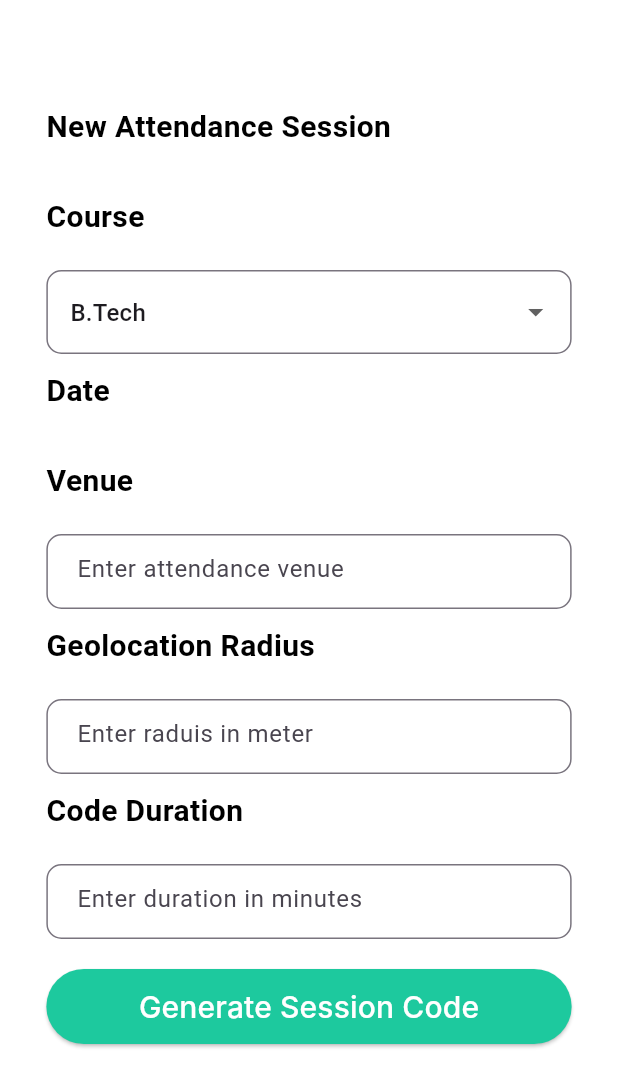
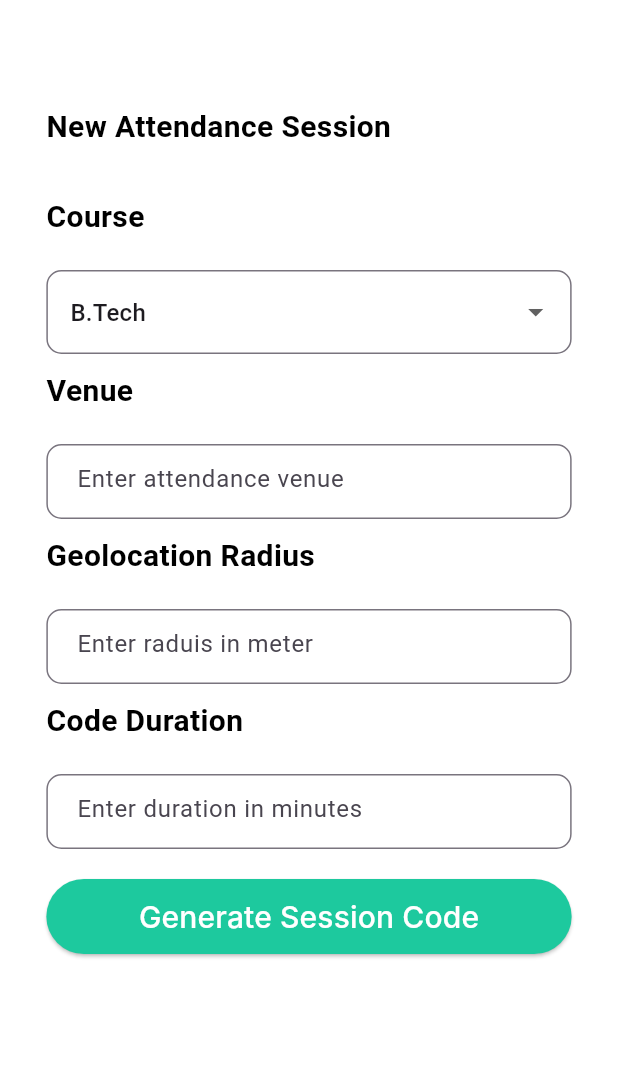
Before and after one commit to Ayushkumar8989/Attend_easy, a Flutter app: the Home screen opened directly, after a tap on "New Session", on a phone screen of 412 x 824 dp. Shown: the top 1087 px of the screen. Run offline on Flutter 3.47's test engine with Material 3 defaults, Android fonts, the phone set to English and light mode, and no system bars; our stand-ins replace persistent_bottom_nav_bar; Roboto replaces fonts that are missing (DM Sans, Inter).

```diff
--- a/lib/faculty/bottom_nav.dart
+++ b/lib/faculty/bottom_nav.dart
@@ -25,17 +25,17 @@ class _Bottom_NavState extends State<Bottom_Nav> {
   List<PersistentBottomNavBarItem> navBarItems() {
     return [
       PersistentBottomNavBarItem(
-        icon: Icon(Icons.home),
+        icon: const Icon(Icons.home),
         title: "Home",
         activeColorPrimary: Colors.blue,
         inactiveColorPrimary: Colors.yellow,
       ),
       PersistentBottomNavBarItem(
-        icon: Icon(Icons.history),
+        icon: const Icon(Icons.history),
         title: "History",
       ),
       PersistentBottomNavBarItem(
-        icon: Icon(Icons.account_circle),
+        icon: const Icon(Icons.account_circle),
         title: "Profile",
       ),
     ];
--- a/lib/faculty/history.dart
+++ b/lib/faculty/history.dart
@@ -10,7 +10,7 @@ class History extends StatefulWidget {
 class _HistoryState extends State<History> {
   @override
   Widget build(BuildContext context) {
-    return Scaffold(
+    return const Scaffold(
       body: Text('History'),
     );
   }
--- a/lib/faculty/home.dart
+++ b/lib/faculty/home.dart
@@ -19,20 +19,20 @@ class _HomeState extends State<Home> {
       double screenHeight = Constraints.maxHeight;
       return Scaffold(
         body: Center(
-          child: Container(
+          child: SizedBox(
             width: screenWidth * 1.0,
             height: screenHeight * 1.0,
             child: Column(
               children: [
                 Container(
                   width: screenWidth * (isDesktop ? 0.6 : 0.85),
-                  margin: EdgeInsets.only(top: 70),
+                  margin: const EdgeInsets.only(top: 70),
                   child: Row(
                     mainAxisAlignment: MainAxisAlignment.spaceBetween,
                     children: [
                       Container(
                         // width: screenWidth * 0.71,
-                        child: Text(
+                        child: const Text(
                           'Hey Ayush11060!',
                           style: TextStyle(
                             fontSize: 20,
@@ -43,16 +43,16 @@ class _HomeState extends State<Home> {
                       ),
                       Container(
                         // width: screenWidth * 0.09,
-                        child: CircleAvatar(
+                        child: const CircleAvatar(
                           child: Icon(Icons.account_circle),
                         ),
                       )
                     ],
                   ),
                 ),
-                Container(
+                SizedBox(
                   width: screenWidth * (isDesktop ? 0.6 : 0.85),
-                  child: Text(
+                  child: const Text(
                     'Welcome back to AttendEasy!',
                     style: TextStyle(
                       fontSize: 15,
@@ -61,8 +61,8 @@ class _HomeState extends State<Home> {
                     ),
                   ),
                 ),
-                SizedBox(height: 0.01),
-                Container(
+                const SizedBox(height: 0.01),
+                SizedBox(
                   width: screenWidth * (isDesktop ? 0.6 : 0.85),
                   height: screenHeight * 0.3,
                   child: Row(
@@ -73,7 +73,7 @@ class _HomeState extends State<Home> {
                         height: screenHeight * 0.25,
                         decoration: BoxDecoration(
                           borderRadius: BorderRadius.circular(15),
-                          color: Color(0xffD9D9D9),
+                          color: const Color(0xffD9D9D9),
                         ),
                         child: Column(
                           children: [
@@ -85,7 +85,7 @@ class _HomeState extends State<Home> {
                                 right: screenWidth * 0.18,
                                 top: 1,
                               ),
-                              child: CircleAvatar(
+                              child: const CircleAvatar(
                                 backgroundColor: Color(0xff1DC99E),
                                 child: Icon(
                                   Icons.save,
@@ -99,16 +99,16 @@ class _HomeState extends State<Home> {
                             ),
                             Container(
                               width: screenWidth * 0.3,
-                              margin: EdgeInsets.only(left: 10),
+                              margin: const EdgeInsets.only(left: 10),
                               child: Row(
                                 mainAxisAlignment:
                                     MainAxisAlignment.spaceBetween,
                                 children: [
-                                  Container(
+                                  SizedBox(
                                     width:
                                         screenWidth * (isDesktop ? 0.15 : 0.2),
                                     height: screenHeight * 0.09,
-                                    child: Text(
+                                    child: const Text(
                                       'Attendance Reports',
                                       style: TextStyle(
                                         fontSize: 15,
@@ -119,7 +119,7 @@ class _HomeState extends State<Home> {
                                     ),
                                   ),
                                   Container(
-                                    child: Icon(
+                                    child: const Icon(
                                       Icons.arrow_forward,
                                       size: 30,
                                       color: Color(0xff1C5B41),
@@ -136,7 +136,7 @@ class _HomeState extends State<Home> {
                         height: screenHeight * 0.25,
                         decoration: BoxDecoration(
                           borderRadius: BorderRadius.circular(15),
-                          color: Color(0xffD9D9D9),
+                          color: const Color(0xffD9D9D9),
                         ),
                         child: Column(
                           children: [
@@ -148,7 +148,7 @@ class _HomeState extends State<Home> {
                                 right: screenWidth * 0.18,
                                 top: 1,
                               ),
-                              child: CircleAvatar(
+                              child: const CircleAvatar(
                                 backgroundColor: Color(0xff1DC99E),
                                 child: Icon(
                                   Icons.save,
@@ -162,16 +162,16 @@ class _HomeState extends State<Home> {
                             ),
                             Container(
                               width: screenWidth * 0.3,
-                              margin: EdgeInsets.only(left: 10),
+                              margin: const EdgeInsets.only(left: 10),
                               child: Row(
                                 mainAxisAlignment:
                                     MainAxisAlignment.spaceBetween,
                                 children: [
-                                  Container(
+                                  SizedBox(
                                     width:
                                         screenWidth * (isDesktop ? 0.15 : 0.2),
                                     height: screenHeight * 0.09,
-                                    child: Text(
+                                    child: const Text(
                                       'Manages Courses',
                                       style: TextStyle(
                                         fontSize: 15,
@@ -182,7 +182,7 @@ class _HomeState extends State<Home> {
                                     ),
                                   ),
                                   Container(
-                                    child: Icon(
+                                    child: const Icon(
                                       Icons.arrow_forward,
                                       size: 30,
                                       color: Color(0xff1C5B41),
@@ -197,17 +197,17 @@ class _HomeState extends State<Home> {
                     ],
                   ),
                 ),
-                SizedBox(
+                const SizedBox(
                   height: 10,
                 ),
-                Container(
+                SizedBox(
                   width: screenWidth * (isDesktop ? 0.6 : 0.85),
                   child: Row(
                     mainAxisAlignment: MainAxisAlignment.spaceBetween,
                     children: [
-                      Container(
+                      SizedBox(
                         width: screenWidth * (isDesktop ? 0.25 : 0.35),
-                        child: Text(
+                        child: const Text(
                           'Ongoing attendance',
                           style: TextStyle(
                             fontSize: 15,
@@ -218,8 +218,8 @@ class _HomeState extends State<Home> {
                       ),
                       Container(
                         width: screenWidth * (isDesktop ? 0.25 : 0.35),
-                        margin: EdgeInsets.only(left: 10),
-                        child: Text(
+                        margin: const EdgeInsets.only(left: 10),
+                        child: const Text(
                           'Finished Today',
                           style: TextStyle(
                             fontSize: 15,
@@ -231,34 +231,34 @@ class _HomeState extends State<Home> {
                     ],
                   ),
                 ),
-                Container(
+                SizedBox(
                   width: screenWidth * 0.35,
                   height: screenHeight * 0.15,
-                  child: Container(
+                  child: SizedBox(
                     width: screenWidth * 0.3,
-                    child: Center(
+                    child: const Center(
                       child: Text(
                           'There in no longer attendance session Start a new one to take attendance'),
                     ),
                   ),
                 ),
-                Container(
+                SizedBox(
                   width: screenWidth * (isDesktop ? 0.6 : 0.85),
                   height: 50,
                   child: ElevatedButton(
                     onPressed: () {
                       Navigator.push(
                         context,
-                        MaterialPageRoute(builder: (context) => NewSession()),
+                        MaterialPageRoute(builder: (context) => const NewSession()),
                       );
                     },
+                    style: ElevatedButton.styleFrom(
+                      backgroundColor: const Color(0xFF1DC99E),
+                      foregroundColor: const Color(0xFFFFFFFF),
+                    ),
                     child: Text(
                       'New Session',
                       style: TextStyle(fontSize: 20, fontFamily: 'Inter'),
-                    ),
-                    style: ElevatedButton.styleFrom(
-                      backgroundColor: Color(0xFF1DC99E),
-                      foregroundColor: Color(0xFFFFFFFF),
                     ),
                   ),
                 ),
--- a/lib/faculty/new_session.dart
+++ b/lib/faculty/new_session.dart
@@ -9,9 +9,9 @@ class NewSession extends StatefulWidget {
 }
 
 class _NewSessionState extends State<NewSession> {
-  List<String> _dropDownItems = ['B.Tech', 'M.Tech', 'MBA', 'BBA', 'BCA'];
+  final List<String> _dropDownItems = ['B.Tech', 'M.Tech', 'MBA', 'BBA', 'BCA'];
   String _selectedItem = "B.Tech";
-  String _selectedTextFieldItem = 'B.Tech';
+  final String _selectedTextFieldItem = 'B.Tech';
   @override
   Widget build(BuildContext context) {
     return LayoutBuilder(builder: (context, Constraints) {
@@ -42,8 +42,8 @@ class _NewSessionState extends State<NewSession> {
                     //width: screenWidth * 0.7,
                     width: screenWidth * (isDesktop ? 0.6 : 0.85),
                     height: 50,
-                    margin: EdgeInsets.only(top: 70),
-                    child: Text(
+                    margin: const EdgeInsets.only(top: 70),
+                    child: const Text(
                       'New Attendance Session',
                       style: TextStyle(
                           fontSize: 20,
@@ -55,8 +55,8 @@ class _NewSessionState extends State<NewSession> {
                   Container(
                     width: screenWidth * (isDesktop ? 0.6 : 0.85),
                     height: 50,
-                    margin: EdgeInsets.only(top: 10),
-                    child: Text(
+                    margin: const EdgeInsets.only(top: 10),
+                    child: const Text(
                       'Course',
                       style: TextStyle(
                         fontSize: 20,
@@ -66,7 +66,7 @@ class _NewSessionState extends State<NewSession> {
                       ),
                     ),
                   ),
-                  Container(
+                  SizedBox(
                     width: screenWidth * (isDesktop ? 0.6 : 0.85),
                     child: Center(
                       child: Column(
@@ -96,25 +96,25 @@ class _NewSessionState extends State<NewSession> {
                       ),
                     ),
                   ),
+                  // Container(
+                  //   width: screenWidth * (isDesktop ? 0.6 : 0.85),
+                  //   height: 50,
+                  //   margin: EdgeInsets.only(top: 10),
+                  //   child: Text(
+                  //     'Date',
+                  //     style: TextStyle(
+                  //       fontSize: 20,
+                  //       color: Colors.black,
+                  //       fontFamily: 'DM Sans',
+                  //       fontWeight: FontWeight.bold,
+                  //     ),
+                  //   ),
+                  // ),
                   Container(
                     width: screenWidth * (isDesktop ? 0.6 : 0.85),
                     height: 50,
-                    margin: EdgeInsets.only(top: 10),
-                    child: Text(
-                      'Date',
-                      style: TextStyle(
-                        fontSize: 20,
-                        color: Colors.black,
-                        fontFamily: 'DM Sans',
-                        fontWeight: FontWeight.bold,
-                      ),
-                    ),
-                  ),
-                  Container(
-                    width: screenWidth * (isDesktop ? 0.6 : 0.85),
-                    height: 50,
-                    margin: EdgeInsets.only(top: 10),
-                    child: Text(
+                    margin: const EdgeInsets.only(top: 10),
+                    child: const Text(
                       'Venue',
                       style: TextStyle(
                         fontSize: 20,
@@ -124,7 +124,7 @@ class _NewSessionState extends State<NewSession> {
                       ),
                     ),
                   ),
-                  Container(
+                  SizedBox(
                     width: screenWidth * (isDesktop ? 0.6 : 0.85),
                     height: 50,
                     //margin: EdgeInsets.only(left: 45),
@@ -140,8 +140,8 @@ class _NewSessionState extends State<NewSession> {
                   Container(
                     width: screenWidth * (isDesktop ? 0.6 : 0.85),
                     height: 50,
-                    margin: EdgeInsets.only(top: 10),
-                    child: Text(
+                    margin: const EdgeInsets.only(top: 10),
+                    child: const Text(
                       'Geolocation Radius',
                       style: TextStyle(
                         fontSize: 20,
@@ -151,7 +151,7 @@ class _NewSessionState extends State<NewSession> {
                       ),
                     ),
                   ),
-                  Container(
+                  SizedBox(
                     width: screenWidth * (isDesktop ? 0.6 : 0.85),
                     height: 50,
                     //margin: EdgeInsets.only(left: 45),
@@ -167,8 +167,8 @@ class _NewSessionState extends State<NewSession> {
                   Container(
                     width: screenWidth * (isDesktop ? 0.6 : 0.85),
                     height: 50,
-                    margin: EdgeInsets.only(top: 10),
-                    child: Text(
+                    margin: const EdgeInsets.only(top: 10),
+                    child: const Text(
                       'Code Duration',
                       style: TextStyle(
                         fontSize: 20,
@@ -178,7 +178,7 @@ class _NewSessionState extends State<NewSession> {
                       ),
                     ),
                   ),
-                  Container(
+                  SizedBox(
                     width: screenWidth * (isDesktop ? 0.6 : 0.85),
                     height: 50,
                     //margin: EdgeInsets.only(left: 45),
@@ -191,21 +191,21 @@ class _NewSessionState extends State<NewSession> {
                       ),
                     ),
                   ),
-                  SizedBox(
+                  const SizedBox(
                     height: 20,
                   ),
-                  Container(
+                  SizedBox(
                     width: screenWidth * (isDesktop ? 0.6 : 0.85),
                     height: 50,
                     child: ElevatedButton(
                       onPressed: () {},
+                      style: ElevatedButton.styleFrom(
+                        backgroundColor: const Color(0xFF1DC99E),
+                        foregroundColor: Colors.white,
+                      ),
                       child: Text(
                         'Generate Session Code',
                         style: TextStyle(fontSize: 20, fontFamily: 'Inter'),
-                      ),
-                      style: ElevatedButton.styleFrom(
-                        backgroundColor: Color(0xFF1DC99E),
-                        foregroundColor: Colors.white,
                       ),
                     ),
                   ),
--- a/lib/faculty/profile.dart
+++ b/lib/faculty/profile.dart
@@ -10,7 +10,7 @@ class Profile extends StatefulWidget {
 class _ProfileState extends State<Profile> {
   @override
   Widget build(BuildContext context) {
-    return Scaffold(
+    return const Scaffold(
       body: Text('Profile'),
     );
   }
--- a/lib/main.dart
+++ b/lib/main.dart
@@ -12,9 +12,9 @@ class MyApp extends StatelessWidget {
   // This widget is the root of your application.
   @override
   Widget build(BuildContext context) {
-    return MaterialApp(
+    return const MaterialApp(
       debugShowCheckedModeBanner: false,
-      home: NewSession(),
+      home: Welcome(),
     );
   }
 }
```
Also changed, not shown: lib/faculty/decisionfac.dart (+14 -14 lines), lib/faculty/loginfac.dart (+25 -25 lines), lib/faculty/signinfac.dart (+29 -29 lines), lib/faculty/verification.dart (+18 -18 lines), lib/student/decisionstu.dart (+15 -15 lines), lib/student/loginstu.dart (+26 -26 lines), lib/student/signinstu.dart (+32 -32 lines), lib/welcome.dart (+16 -16 lines), pubspec.lock, 1 other file.
